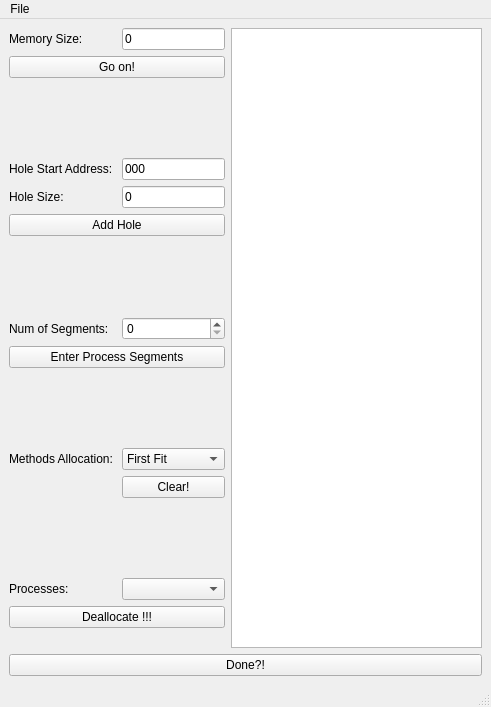
The window that MemoryV2.ui (AhmedNasr7/OS-Memory-Allocation) describes before a commit, drawn with Qt 5.
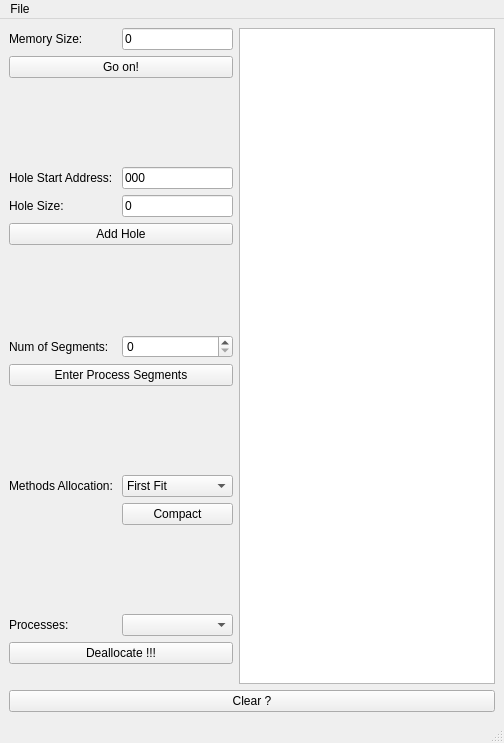
The same window after the commit. Icons and pictures are not drawn.

The edit to the form file:
```diff
--- a/MemoryV2.ui
+++ b/MemoryV2.ui
@@ -6,8 +6,8 @@
    <rect>
     <x>0</x>
     <y>0</y>
-    <width>491</width>
-    <height>707</height>
+    <width>504</width>
+    <height>743</height>
    </rect>
   </property>
   <property name="sizePolicy">
@@ -36,7 +36,7 @@
     <item row="1" column="0" colspan="2">
      <widget class="QPushButton" name="pushButton_2">
       <property name="text">
-       <string>Done?!</string>
+       <string>Clear ?</string>
       </property>
      </widget>
     </item>
@@ -193,7 +193,7 @@
       <item row="11" column="1">
        <widget class="QPushButton" name="Clear">
         <property name="text">
-         <string>Clear!</string>
+         <string>Compact</string>
         </property>
        </widget>
       </item>
@@ -249,8 +249,8 @@
     <rect>
      <x>0</x>
      <y>0</y>
-     <width>491</width>
-     <height>25</height>
+     <width>504</width>
+     <height>22</height>
     </rect>
    </property>
    <widget class="QMenu" name="menuFile">
```
Left out of the diff: 4 changed lines with no effect on the pictures.
